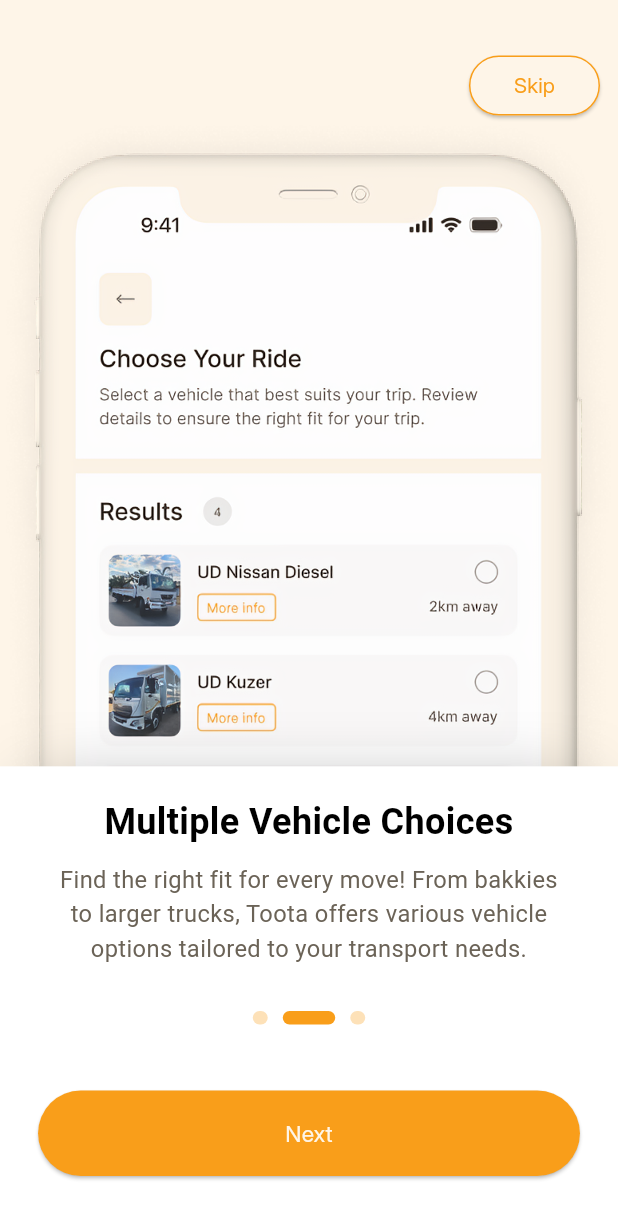
After one commit to steve2700/toota-mobile-sa, a Flutter app: the OnboardingScreen screen opened by its route, after a tap on "Next", on a phone screen of 412 x 824 dp. The commit adds this screen. Shown: the top 1219 px of the screen. Run offline on Flutter 3.47's test engine with Material 3 defaults, Android fonts, the phone set to English and light mode, and no system bars; our stand-ins replace font_awesome_flutter.

Commit message:
`Added onboarding screen and updated routes, buttons, and colors`

```diff
--- a/toota_mobile_sa/analysis_options.yaml
+++ b/toota_mobile_sa/analysis_options.yaml
@@ -10,6 +10,7 @@
 analyzer:
   errors:
     use_build_context_synchronously: ignore
+    library_private_types_in_public_api: ignore
 include: package:flutter_lints/flutter.yaml
 
 linter:
--- a/toota_mobile_sa/lib/constants.dart
+++ b/toota_mobile_sa/lib/constants.dart
@@ -14,4 +14,5 @@ class RouteNames {
   static const String splash = '/splash';
   static const String role = '/role';
   static const String welcome = '/welcome';
+  static const String onboarding = '/onboarding';
 }
--- a/toota_mobile_sa/lib/routes.dart
+++ b/toota_mobile_sa/lib/routes.dart
@@ -1,4 +1,5 @@
 import 'package:flutter/material.dart';
+import 'package:toota_mobile_sa/screens/Onboarding%20Page/onboarding.dart';
 import 'package:toota_mobile_sa/screens/role_screen.dart';
 import 'package:toota_mobile_sa/screens/Welcome%20Screen/welcome_screen.dart';
 import 'constants.dart';
@@ -10,6 +11,7 @@ Map<String, WidgetBuilder> getAppRoutes() {
     RouteNames.splash: (context) => const SplashScreen(),
     RouteNames.role: (context) => const RoleScreen(),
     RouteNames.welcome: (context) => const WelcomeScreen(),
+    RouteNames.onboarding: (context) =>  OnboardingScreen(),
     // Add more routes as needed
   };
 }
--- /dev/null
+++ b/toota_mobile_sa/lib/screens/Onboarding Page/components/custom_page_indicator.dart
@@ -0,0 +1,47 @@
+import 'package:flutter/material.dart';
+import 'package:toota_mobile_sa/constants.dart';
+
+class CustomPageIndicator extends StatelessWidget {
+  final PageController controller;
+  final int pageCount;
+
+  const CustomPageIndicator({
+    required this.controller,
+    required this.pageCount,
+  });
+
+  @override
+  Widget build(BuildContext context) {
+    return AnimatedBuilder(
+      animation: controller,
+      builder: (context, child) {
+        double currentPage = controller.page ?? controller.initialPage.toDouble();
+
+        return Row(
+          mainAxisAlignment: MainAxisAlignment.center,
+          children: List.generate(pageCount, (index) {
+            double offset = (currentPage - index).abs();
+            double size = 10 + (25 * (1 - offset.clamp(0.0, 1.0))); // Interpolates size
+            Color color = Color.lerp(
+              AppColors.disabledButtonColor,
+              AppColors.borderOutlineColor,
+              1 - offset.clamp(0.0, 1.0),
+            )!;
+
+            return AnimatedContainer(
+              duration: Duration(milliseconds: 300), // Slightly longer for smoothness
+              curve: Curves.easeOut, // Smooth ease-out transition
+              margin: EdgeInsets.symmetric(horizontal: 5),
+              height: 9,
+              width: size,
+              decoration: BoxDecoration(
+                color: color,
+                borderRadius: BorderRadius.circular(10),
+              ),
+            );
+          }),
+        );
+      },
+    );
+  }
+}
--- /dev/null
+++ b/toota_mobile_sa/lib/screens/Onboarding Page/components/onboarding_components.dart
@@ -0,0 +1,76 @@
+import 'package:flutter/material.dart';
+import '../../../constants.dart';
+
+class OnboardingPage extends StatelessWidget {
+  final String image;
+  final String title;
+  final String description;
+
+  const OnboardingPage({
+    required this.image,
+    required this.title,
+    required this.description,
+  });
+
+  @override
+  Widget build(BuildContext context) {
+    return Stack(
+      children: [
+        Positioned.fill(
+          child: Image.asset(
+            image,
+            filterQuality: FilterQuality.high,
+            fit: BoxFit.cover,
+          ),
+        ),
+        Align(
+          alignment: Alignment.bottomCenter,
+          child: Container(
+            height: MediaQuery.of(context).size.height * 0.38,
+            width: double.infinity,
+            padding:
+                const EdgeInsets.symmetric(horizontal: 30.0, vertical: 20.0),
+            decoration: BoxDecoration(
+              color: Colors.white,
+              boxShadow: [
+                BoxShadow(
+                  color: Colors.black.withOpacity(0.35), // Shadow color
+                  offset: const Offset(
+                      0, -3), // Shadow position (above the container)
+                  blurRadius: 40, // Reduce blur to limit side spread
+                  spreadRadius: -20, // Negative spreadRadius cuts off sides
+                ),
+              ],
+            ),
+            child: Column(
+              mainAxisSize: MainAxisSize.min,
+              children: [
+                Text(
+                  title,
+                  textAlign: TextAlign.center,
+                  style: const TextStyle(
+                    fontSize: 24,
+                    fontWeight: FontWeight.bold,
+                    color: Colors.black,
+                  ),
+                ),
+                const SizedBox(height: 10),
+                SizedBox(
+                  width: 350,
+                  child: Text(
+                    description,
+                    textAlign: TextAlign.center,
+                    style: const TextStyle(
+                      fontSize: 15.8,
+                      color: AppColors.googleColor,
+                    ),
+                  ),
+                ),
+              ],
+            ),
+          ),
+        ),
+      ],
+    );
+  }
+}
--- /dev/null
+++ b/toota_mobile_sa/lib/screens/Onboarding Page/onboarding.dart
@@ -0,0 +1,100 @@
+import 'package:flutter/material.dart';
+import 'package:toota_mobile_sa/screens/Onboarding%20Page/components/custom_page_indicator.dart';
+import 'package:toota_mobile_sa/screens/Onboarding%20Page/components/onboarding_components.dart';
+import 'package:toota_mobile_sa/screens/Welcome%20Screen/custom_button.dart';
+
+import '../../constants.dart';
+
+class OnboardingScreen extends StatefulWidget {
+  @override
+  _OnboardingScreenState createState() => _OnboardingScreenState();
+}
+
+class _OnboardingScreenState extends State<OnboardingScreen> {
+  final PageController _pageController = PageController();
+
+  @override
+  Widget build(BuildContext context) {
+    double containerWidth = MediaQuery.of(context).size.width * 1;
+    return Scaffold(
+      backgroundColor: AppColors.roleColor,
+      body: Stack(
+        children: [
+          Padding(
+            padding: const EdgeInsets.only(top: 33.0, right: 12),
+            child: Align(
+              alignment: Alignment.topRight,
+              child: ElevatedButton(
+                  style: ElevatedButton.styleFrom(
+                      padding: const EdgeInsets.symmetric(horizontal: 30),
+                      foregroundColor: AppColors.borderOutlineColor,
+                      backgroundColor: AppColors.roleColor,
+                      side: const BorderSide(
+                          color: AppColors.borderOutlineColor)),
+                  onPressed: () {},
+                  child: const Text(
+                    "Skip",
+                    style: TextStyle(
+                        fontFamily: "Inter",
+                        fontSize: 14,
+                        fontWeight: FontWeight.w500),
+                  )),
+            ),
+          ),
+          PageView(
+            controller: _pageController,
+            children: const [
+              OnboardingPage(
+                image: "assets/images/select_route.png",
+                title: "Book Trips in Seconds",
+                description:
+                    "Book trips with ease! Toota's user-friendly booking flow connects you with reliable drivers in just a few taps.",
+              ),
+              OnboardingPage(
+                image: "assets/images/chose_ride.png",
+                title: "Multiple Vehicle Choices",
+                description:
+                    "Find the right fit for every move! From bakkies to larger trucks, Toota offers various vehicle options tailored to your transport needs.",
+              ),
+              OnboardingPage(
+                image: "assets/images/map.png",
+                title: "Track Your Ride Live",
+                description:
+                    "Track your driver in real time from pick-up to drop-off, keeping you updated on every step of your trip.",
+              ),
+            ],
+          ),
+          Positioned(
+            bottom: 40,
+            left: 0,
+            right: 0,
+            child: Column(
+              children: [
+                CustomPageIndicator(
+                  controller: _pageController,
+                  pageCount: 3,
+                ),
+                const SizedBox(height: 44),
+                CustomButton(
+                    containerWidth: containerWidth,
+                    label: "Next",
+                    function: () {
+                      int nextPage = _pageController.page!.toInt() + 1;
+                      if (nextPage < 3) {
+                        _pageController.animateToPage(
+                          nextPage,
+                          duration: const Duration(milliseconds: 300),
+                          curve: Curves.easeInOut,
+                        );
+                      } else {
+                        // Navigate to sign-up page or perform another action
+                      }
+                    }),
+              ],
+            ),
+          ),
+        ],
+      ),
+    );
+  }
+}
--- a/toota_mobile_sa/lib/screens/Welcome Screen/create_account_button.dart
+++ b/toota_mobile_sa/lib/screens/Welcome Screen/custom_button.dart
@@ -2,10 +2,16 @@ import 'package:flutter/material.dart';
 
 import '../../constants.dart';
 
-class CreateAccountButton extends StatelessWidget {
+class CustomButton extends StatelessWidget {
   final double containerWidth;
+  final String label;
+  final VoidCallback function;
 
-  const CreateAccountButton({Key? key, required this.containerWidth}) : super(key: key);
+  const CustomButton(
+      {super.key,
+      required this.containerWidth,
+      required this.label,
+      required this.function,});
 
   @override
   Widget build(BuildContext context) {
@@ -13,16 +19,15 @@ class CreateAccountButton extends StatelessWidget {
       style: ElevatedButton.styleFrom(
         backgroundColor: AppColors.borderOutlineColor,
         padding: EdgeInsets.symmetric(
-          horizontal: containerWidth * 0.4, // Adjust padding based on screen width
-          vertical: 20,
+          horizontal:
+              containerWidth * 0.4, // Adjust padding based on screen width
+          vertical: 18,
         ),
       ),
-      onPressed: () {
-        // Navigate or perform actions
-      },
-      child: const Text(
-        "Create an account",
-        style: TextStyle(
+      onPressed: function,
+      child: Text(
+        label,
+        style: const TextStyle(
           fontSize: 15,
           fontFamily: "Inter",
           color: AppColors.roleColor,
--- a/toota_mobile_sa/lib/screens/Welcome Screen/welcome_screen.dart
+++ b/toota_mobile_sa/lib/screens/Welcome Screen/welcome_screen.dart
@@ -1,7 +1,7 @@
 import 'package:flutter/material.dart';
 import 'package:toota_mobile_sa/constants.dart';
 import 'welcome_content.dart';
-import 'create_account_button.dart';
+import 'custom_button.dart';
 import 'divider_row.dart';
 import 'social_button.dart';
 import 'already_have_account_button.dart';
@@ -27,7 +27,8 @@ class WelcomeScreen extends StatelessWidget {
           padding: const EdgeInsets.only(top: 40, left: 15),
           child: IconButton(
               style: IconButton.styleFrom(
-                  padding: const EdgeInsets.symmetric(horizontal: 18, vertical: 8),
+                  padding:
+                      const EdgeInsets.symmetric(horizontal: 18, vertical: 8),
                   shape: RoundedRectangleBorder(
                       borderRadius: BorderRadius.circular(12)),
                   backgroundColor: AppColors.roleColor),
@@ -35,7 +36,8 @@ class WelcomeScreen extends StatelessWidget {
                 Navigator.pop(context);
               },
               icon: const Icon(
-                FontAwesomeIcons.arrowLeftLong,size: 19,
+                FontAwesomeIcons.arrowLeftLong,
+                size: 19,
               )),
         ),
         Positioned(
@@ -61,7 +63,14 @@ class WelcomeScreen extends StatelessWidget {
             child: Column(
               mainAxisAlignment: MainAxisAlignment.spaceEvenly,
               children: [
-                CreateAccountButton(containerWidth: containerWidth),
+                CustomButton(
+                  containerWidth: containerWidth,
+                  label: "Create an account",
+                  function: () {
+                    Navigator.pushReplacementNamed(
+                        context, RouteNames.onboarding);
+                  },
+                ),
                 const DividerRow(),
                 Row(
                   mainAxisAlignment: MainAxisAlignment.spaceEvenly,
--- a/toota_mobile_sa/lib/screens/role_screen.dart
+++ b/toota_mobile_sa/lib/screens/role_screen.dart
@@ -169,7 +169,7 @@ class _RoleScreenState extends State<RoleScreen> {
                         return AppColors
                             .disabledButtonColor; // Use your custom disabled color
                       }
-                      return AppColors.primaryColor; // Default enabled color
+                      return AppColors.borderOutlineColor; // Default enabled color
                     },
                   ),
                 ),
--- a/toota_mobile_sa/pubspec.yaml
+++ b/toota_mobile_sa/pubspec.yaml
@@ -37,6 +37,7 @@ dependencies:
   flutter_bloc: ^8.1.6
   flutter_svg: ^2.0.10+1
   font_awesome_flutter: ^10.8.0
+  smooth_page_indicator: ^1.2.0+3
 
 dev_dependencies:
   flutter_test:
```
Also changed, not shown: toota_mobile_sa/assets/images/chose_ride.png (added), toota_mobile_sa/assets/images/map.png (added), toota_mobile_sa/assets/images/select_route.png (added).
